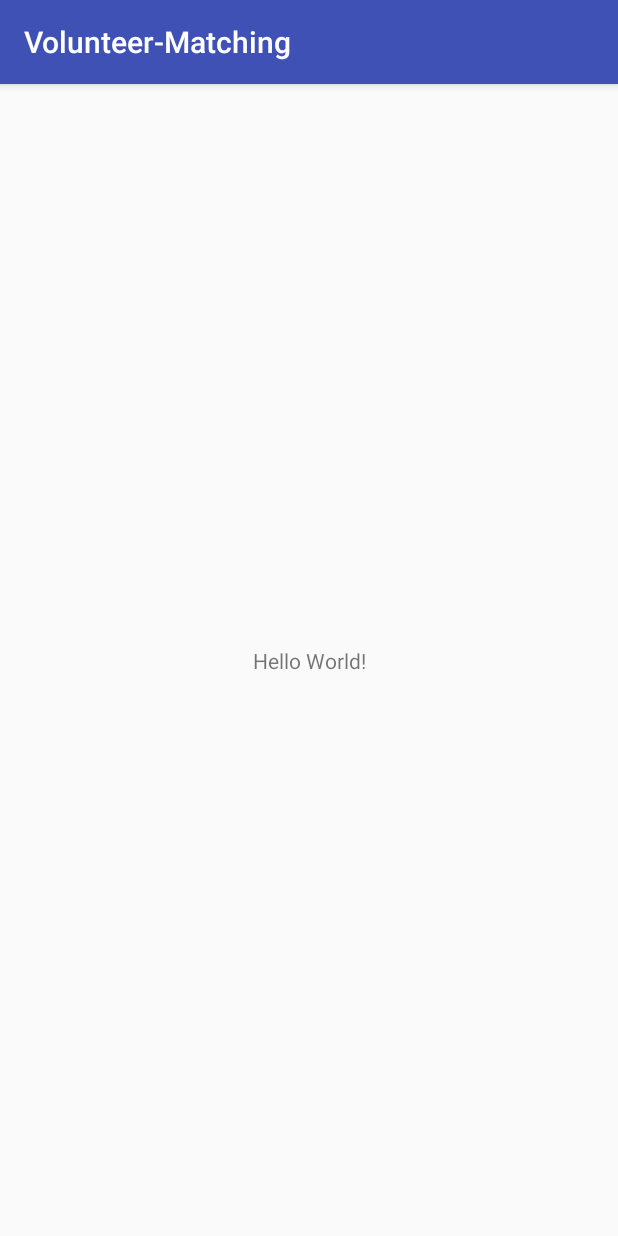
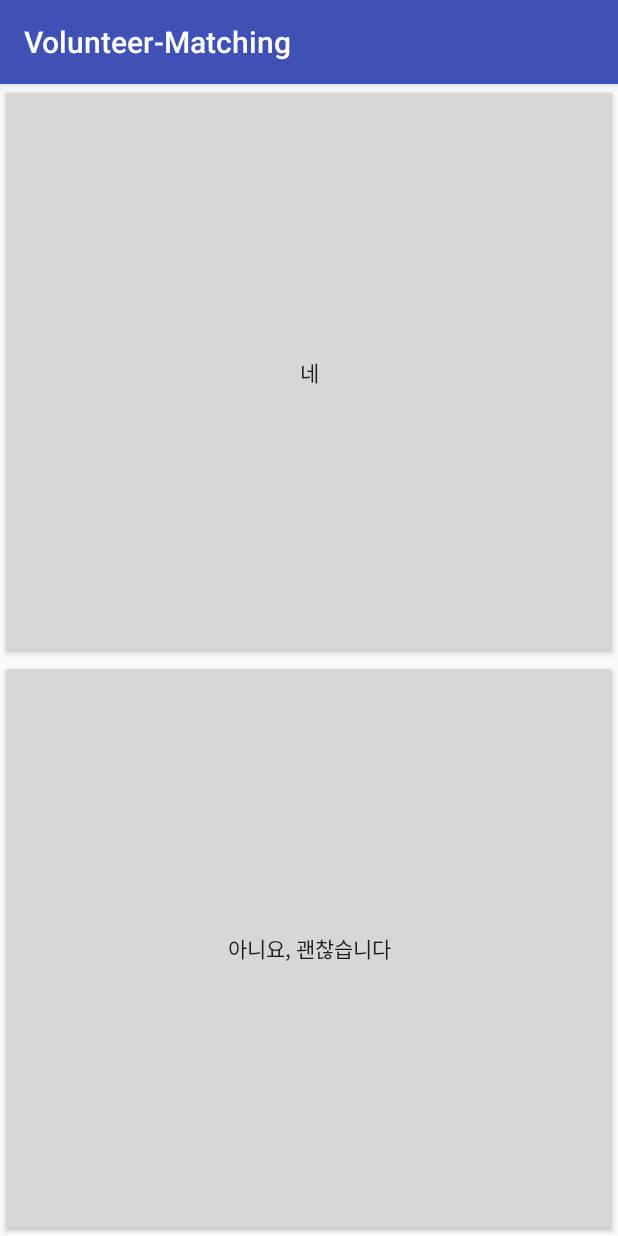
Before and after one commit to Kwangpyo/Volunteer-Matching, an Android app: the screen it shows after launch (MainActivity), on a phone screen of 412 x 824 dp. Run offline under Robolectric (Android 15) with nearby library versions, the phone set to English and light mode, and no system bars.

Commit message:
2018-04-05 08:41PM main page

```diff
--- a/app/src/main/java/com/example/volunteer_matching/MainActivity.java
+++ b/app/src/main/java/com/example/volunteer_matching/MainActivity.java
@@ -2,6 +2,7 @@ package com.example.volunteer_matching;
 
 import android.support.v7.app.AppCompatActivity;
 import android.os.Bundle;
+import android.widget.Button;
 
 public class MainActivity extends AppCompatActivity {
 
@@ -10,7 +11,9 @@ public class MainActivity extends AppCompatActivity {
         super.onCreate(savedInstanceState);
         setContentView(R.layout.activity_main);
 
-        //q
+        Button btn_yes = (Button) findViewById(R.id.btn_yes);
+        Button btn_no = (Button) findViewById(R.id.btn_no);
+
 
     }
 }
--- a/app/src/main/res/layout/activity_main.xml
+++ b/app/src/main/res/layout/activity_main.xml
@@ -6,13 +6,23 @@
     android:layout_height="match_parent"
     tools:context="com.example.volunteer_matching.MainActivity">
 
-    <TextView
-        android:layout_width="wrap_content"
-        android:layout_height="wrap_content"
-        android:text="Hello World!"
-        app:layout_constraintBottom_toBottomOf="parent"
+    <Button
+        android:layout_width="0dp"
+        android:layout_height="0dp"
+        android:id="@+id/btn_yes"
+        app:layout_constraintTop_toTopOf="parent"
         app:layout_constraintLeft_toLeftOf="parent"
         app:layout_constraintRight_toRightOf="parent"
-        app:layout_constraintTop_toTopOf="parent" />
+        app:layout_constraintBottom_toTopOf="@+id/btn_no"
+        android:text="네"/>
+    <Button
+        android:layout_width="0dp"
+        android:layout_height="0dp"
+        android:id="@+id/btn_no"
+        app:layout_constraintTop_toBottomOf="@+id/btn_yes"
+        app:layout_constraintLeft_toLeftOf="parent"
+        app:layout_constraintRight_toRightOf="parent"
+        app:layout_constraintBottom_toBottomOf="parent"
+        android:text="아니요, 괜찮습니다"/>
 
 </android.support.constraint.ConstraintLayout>
```
